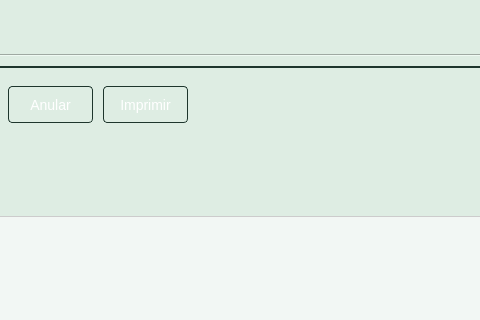
CodeDrTech/DevelopPython, file Sistema de ventas/ui/FrmVentas.ui: the form before one commit; both pictures show x 344 to 824 and y 0 to 320 of the 999 by 769 pixel window.
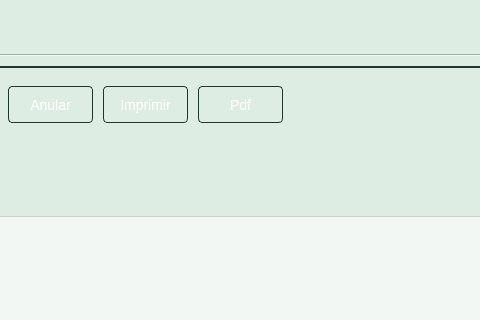
The form after the commit. Icons and pictures are not drawn.

```diff
--- a/Sistema de ventas/ui/FrmVentas.ui
+++ b/Sistema de ventas/ui/FrmVentas.ui
@@ -479,6 +479,42 @@
 }</string>
        </property>
       </widget>
+      <widget class="QPushButton" name="btnPdf">
+       <property name="geometry">
+        <rect>
+         <x>520</x>
+         <y>20</y>
+         <width>85</width>
+         <height>37</height>
+        </rect>
+       </property>
+       <property name="styleSheet">
+        <string notr="true">QPushButton {
+    background: qlineargradient(x1: 0, y1: 0, x2: 0, y2: 1,
+                                 stop: 0 #c0dacb, stop: 1 #96bfab);
+    color: #ffffff;
+    border: 1px solid #1e362d;
+    padding: 8px 16px;
+    border-radius: 4px;
+    font-size: 14px;
+}
+
+QPushButton:hover {
+    background: qlineargradient(x1: 0, y1: 0, x2: 0, y2: 1,
+                                 stop: 0 #689f84, stop: 1 #96bfaa);
+    border: 1px solid #96bfaa;
+}
+
+QPushButton:pressed {
+    background: qlineargradient(x1: 0, y1: 0, x2: 0, y2: 1,
+                                 stop: 0 #2a5242, stop: 1 #32624d);
+    border: 1px solid #32624d;
+}</string>
+       </property>
+       <property name="text">
+        <string>Pdf</string>
+       </property>
+      </widget>
      </widget>
     </widget>
     <widget class="QWidget" name="tab_2">
```
